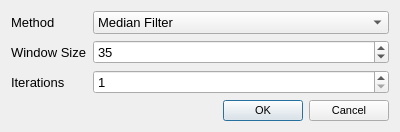
Above: baselinedialog.ui from VespucciProject/Vespucci before the change. Below: the same form after it.
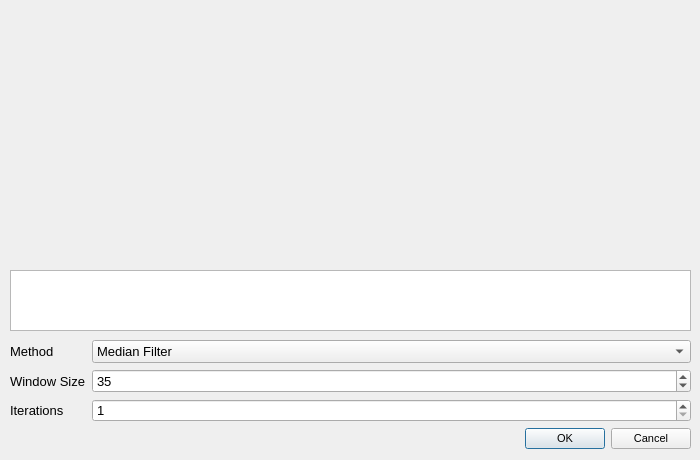
That is the form after the change. Custom widgets are drawn as their Qt base class.

```diff
--- a/baselinedialog.ui
+++ b/baselinedialog.ui
@@ -6,8 +6,8 @@
    <rect>
     <x>0</x>
     <y>0</y>
-    <width>400</width>
-    <height>119</height>
+    <width>700</width>
+    <height>460</height>
    </rect>
   </property>
   <property name="font">
@@ -18,6 +18,15 @@
   <property name="windowTitle">
    <string>Correct Baseline</string>
   </property>
+  <widget class="QWidget" name="formLayoutWidget">
+   <property name="geometry">
+    <rect>
+     <x>10</x>
+     <y>340</y>
+     <width>681</width>
+     <height>109</height>
+    </rect>
+   </property>
   <layout class="QFormLayout" name="formLayout">
    <item row="0" column="0">
     <widget class="QLabel" name="label">
@@ -92,6 +101,41 @@
    </item>
   </layout>
  </widget>
+  <widget class="QCustomPlot" name="spectrumPlot" native="true">
+   <property name="geometry">
+    <rect>
+     <x>9</x>
+     <y>9</y>
+     <width>682</width>
+     <height>250</height>
+    </rect>
+   </property>
+   <property name="sizePolicy">
+    <sizepolicy hsizetype="Preferred" vsizetype="Fixed">
+     <horstretch>0</horstretch>
+     <verstretch>0</verstretch>
+    </sizepolicy>
+   </property>
+  </widget>
+  <widget class="QTableView" name="coordinatesTableView">
+   <property name="geometry">
+    <rect>
+     <x>10</x>
+     <y>270</y>
+     <width>681</width>
+     <height>61</height>
+    </rect>
+   </property>
+  </widget>
+ </widget>
+ <customwidgets>
+  <customwidget>
+   <class>QCustomPlot</class>
+   <extends>QWidget</extends>
+   <header>qcustomplot.h</header>
+   <container>1</container>
+  </customwidget>
+ </customwidgets>
  <resources/>
  <connections>
   <connection>
```
Left out of the diff: 7 changed lines with no effect on the pictures. Lines whose indentation alone changed are shown as unchanged.
